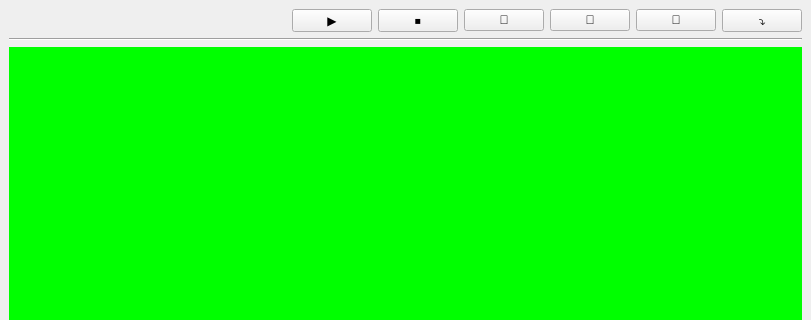
First picture: the form in examples/QQScriptDemo/mainwindow.ui, repository G-Yong/QuickQtScript, before the edit; both pictures show x 0 to 811 and y 0 to 320 of the 811 by 605 pixel window.
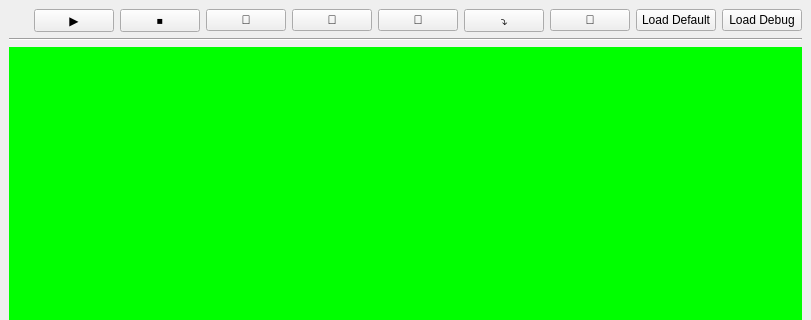
Second picture: the form after the edit.

Diff of the .ui file:
```diff
--- a/examples/QQScriptDemo/mainwindow.ui
+++ b/examples/QQScriptDemo/mainwindow.ui
@@ -92,6 +92,36 @@
           </property>
          </widget>
         </item>
+        <item>
+         <widget class="QPushButton" name="pushButton_reset">
+          <property name="styleSheet">
+           <string notr="true">font: 20pt &quot;Microsoft YaHei UI&quot;;</string>
+          </property>
+          <property name="text">
+           <string>🔄</string>
+          </property>
+         </widget>
+        </item>
+        <item>
+         <widget class="QPushButton" name="pushButton_loadDefault">
+          <property name="styleSheet">
+           <string notr="true">font: 12pt &quot;Microsoft YaHei UI&quot;;</string>
+          </property>
+          <property name="text">
+           <string>Load Default</string>
+          </property>
+         </widget>
+        </item>
+        <item>
+         <widget class="QPushButton" name="pushButton_loadDebug">
+          <property name="styleSheet">
+           <string notr="true">font: 12pt &quot;Microsoft YaHei UI&quot;;</string>
+          </property>
+          <property name="text">
+           <string>Load Debug</string>
+          </property>
+         </widget>
+        </item>
        </layout>
       </item>
       <item>
```
